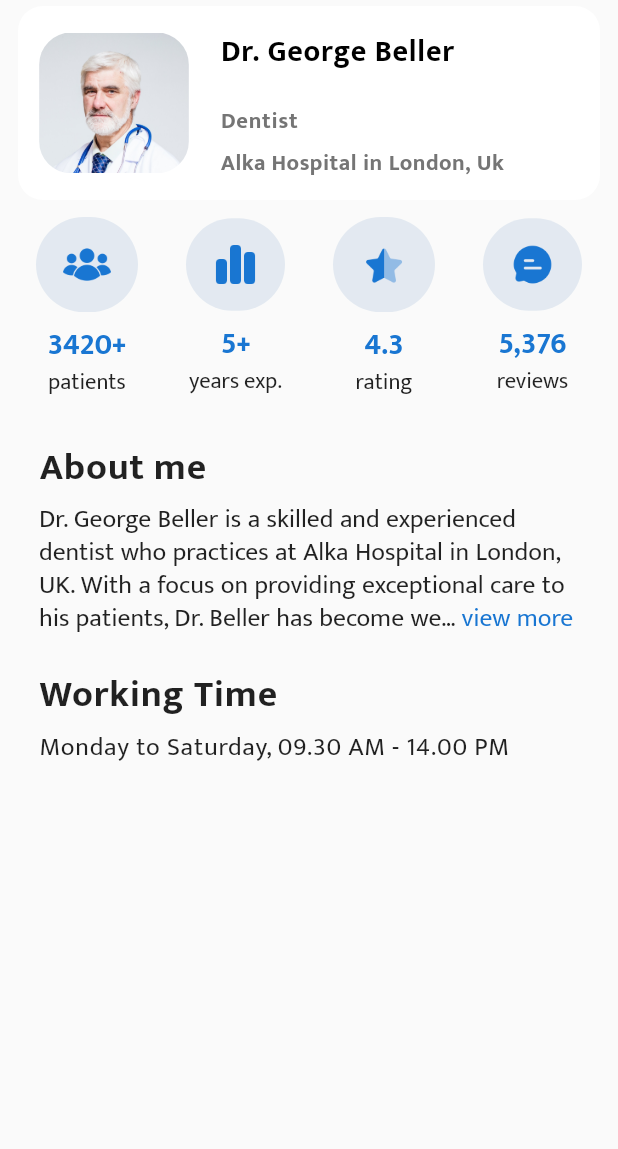
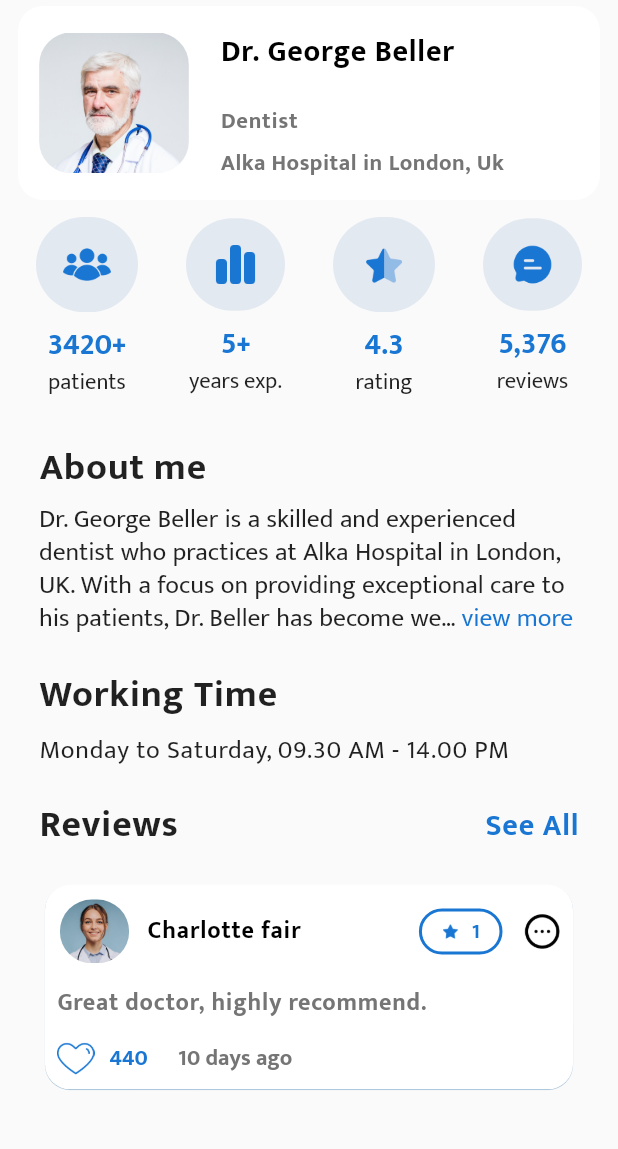
Before and after one commit to Saim22Ahmed/Medica-App, a Flutter app: the DoctorDetailsScreen screen opened directly with sample values from the repository, on a phone screen of 412 x 824 dp, the part 84-1233 px from its top. Run offline on Flutter 3.47's test engine with Material 2 defaults, Android fonts, the phone set to English and light mode, and no system bars; drawn by our look-alikes of readmore; our stand-ins replace dots_indicator, flutter_screenutil, font_awesome_flutter, get, google_fonts, icons_plus and 1 more.

Commit message:
Reviews done

```diff
--- /dev/null
+++ b/lib/controllers/doctors_controllers/reviews_controller.dart
@@ -0,0 +1,33 @@
+import 'dart:math';
+
+import 'package:get/get.dart';
+import 'package:get/get_state_manager/src/simple/get_controllers.dart';
+
+class ReviewController extends GetxController {
+  RxBool islike = false.obs;
+  Random random = Random();
+
+  void onTapLike() {
+    islike == true;
+  }
+
+  RandomReview() {
+    final review = Random().nextInt(5) + 1;
+    return review.toString();
+  }
+
+  RandomLikes() {
+    var min = 60;
+    var max = 1000;
+    final likes = min + Random().nextInt(max - min);
+    return likes.toString();
+  }
+
+  RandomReviewTime() {
+    var time = Random().nextInt(30);
+    if (time == 0) {
+      return 'Today';
+    }
+    return time.toString();
+  }
+}
--- a/lib/resources/pics.dart
+++ b/lib/resources/pics.dart
@@ -42,6 +42,7 @@ class MyPics {
   static AssetImage calender1 = AssetImage('assets/images/mycalender1.png');
   static AssetImage search = AssetImage('assets/images/search.png');
   static AssetImage indicator = AssetImage('assets/images/indicator.gif');
+  static AssetImage reviewstar = AssetImage('assets/images/reviewstar.png');
 }
 
 class Docpics {
--- /dev/null
+++ b/lib/screens.dart/DoctorDetails/doctor reviews/doctor_reviews.dart
@@ -0,0 +1,220 @@
+import 'package:flutter/material.dart';
+import 'package:flutter/src/widgets/framework.dart';
+import 'package:flutter/src/widgets/placeholder.dart';
+import 'package:flutter_screenutil/flutter_screenutil.dart';
+import 'package:get/get.dart';
+import 'package:get/get_core/src/get_main.dart';
+import 'package:medo_app/controllers/RandomValue_controller.dart';
+import 'package:medo_app/controllers/doctors_controllers/reviews_controller.dart';
+import 'package:medo_app/resources/colors.dart';
+import 'package:medo_app/resources/pics.dart';
+
+import '../../../models/DoctorModel.dart';
+
+class DocReviewScreen extends StatelessWidget {
+  DocReviewScreen({super.key, required this.doctor});
+
+  final Item doctor;
+  RandomController randomController = Get.put(RandomController());
+  ReviewController reviewController = Get.put(ReviewController());
+  @override
+  Widget build(BuildContext context) {
+    return Padding(
+      padding: const EdgeInsets.symmetric(
+        horizontal: 18.0,
+      ),
+      child: Column(
+        crossAxisAlignment: CrossAxisAlignment.start,
+        children: [
+          Row(
+            mainAxisAlignment: MainAxisAlignment.spaceBetween,
+            children: [
+              Text(
+                'Reviews',
+                style: TextStyle(
+                  fontSize: 25.sp,
+                  fontWeight: FontWeight.bold,
+                  letterSpacing: 0.5.w,
+                ),
+              ),
+              Text('See All',
+                  style: TextStyle(
+                    fontSize: 20.sp,
+                    fontWeight: FontWeight.bold,
+                    letterSpacing: 0.5.w,
+                    color: colors.Logobg,
+                  )),
+            ],
+          ),
+          SizedBox(
+            height: 5.h,
+          ),
+          Padding(
+            padding: const EdgeInsets.symmetric(vertical: 10),
+            child: Card(
+              elevation: 0.2,
+              shadowColor: Colors.blue,
+              shape: RoundedRectangleBorder(
+                borderRadius: BorderRadius.circular(18.r),
+              ),
+              color: Colors.white,
+              child: Container(
+                // height: 200.h,
+                width: double.infinity,
+                child: Stack(
+                  children: [
+                    Padding(
+                      padding: const EdgeInsets.all(8.0),
+                      child: Column(
+                        children: [
+                          ReviewHeader(),
+                          SizedBox(
+                            height: 12.h,
+                          ),
+                          Row(
+                            children: [
+                              Expanded(
+                                child: Text(
+                                  'Great doctor, highly recommend.',
+                                  style: TextStyle(
+                                    color: Colors.grey[600],
+                                    fontSize: 16.sp,
+                                    fontWeight: FontWeight.w600,
+                                    letterSpacing: 0.5.sp,
+                                  ),
+                                ),
+                              ),
+                            ],
+                          ),
+                          SizedBox(
+                            height: 12.h,
+                          ),
+                          LikeSection()
+                        ],
+                      ),
+                    ),
+                  ],
+                ),
+              ),
+            ),
+          )
+        ],
+      ),
+    );
+  }
+
+  Row ReviewHeader() {
+    return Row(
+      mainAxisAlignment: MainAxisAlignment.spaceBetween,
+      children: [
+        Row(
+          children: [
+            Transform.scale(
+              scale: 1.h,
+              child: ClipRRect(
+                borderRadius: BorderRadius.circular(55.r),
+                child: Image(
+                  image: Docpics.Pediatric,
+                  height: 50.h,
+                  width: 50.w,
+                  fit: BoxFit.cover,
+                ),
+              ),
+            ),
+            Padding(
+              padding: const EdgeInsets.symmetric(horizontal: 10.0),
+              child: Text(
+                'Charlotte fair',
+                style: TextStyle(
+                  color: Colors.black,
+                  fontSize: 16.sp,
+                  fontWeight: FontWeight.w600,
+                  letterSpacing: 0.6.sp,
+                ),
+              ),
+            ),
+          ],
+        ),
+        Row(
+          children: [
+            ReviewTag(),
+            SizedBox(
+              width: 14.w,
+            ),
+            InkWell(
+              onTap: () {},
+              child: Image(
+                image: MyPics.morebw,
+                fit: BoxFit.cover,
+                height: 25.h,
+                width: 25.w,
+              ),
+            ),
+          ],
+        )
+      ],
+    );
+  }
+
+  Row LikeSection() {
+    return Row(
+      children: [
+        Image(
+          image: MyPics.ufblueheart,
+          fit: BoxFit.cover,
+          height: 25.h,
+          width: 25.w,
+        ),
+        SizedBox(
+          width: 10.w,
+        ),
+        Text(
+          reviewController.RandomLikes(),
+          style: TextStyle(
+              fontSize: 15.sp,
+              fontWeight: FontWeight.bold,
+              color: colors.Logobg),
+        ),
+        SizedBox(
+          width: 20.w,
+        ),
+        Text(
+          reviewController.RandomReviewTime() + ' days ago',
+          style: TextStyle(
+            fontSize: 15.sp,
+            fontWeight: FontWeight.bold,
+            color: Colors.grey[600],
+          ),
+        ),
+      ],
+    );
+  }
+
+  Container ReviewTag() {
+    return Container(
+        padding: EdgeInsets.symmetric(horizontal: 13.w, vertical: 2.h),
+        // width: 60.w,
+        // height: 60.h,
+        decoration: BoxDecoration(
+          border: Border.all(color: colors.Logobg, width: 2.w),
+          borderRadius: BorderRadius.circular(25.r),
+        ),
+        child: Row(
+          children: [
+            Image(
+              image: MyPics.reviewstar,
+              width: 12.w,
+              height: 12.h,
+            ),
+            SizedBox(
+              width: 8.w,
+            ),
+            Text(
+              reviewController.RandomReview(),
+              style:
+                  TextStyle(color: colors.Logobg, fontWeight: FontWeight.w600),
+            ),
+          ],
+        ));
+  }
+}
--- a/lib/screens.dart/DoctorDetails/doctor_details.dart
+++ b/lib/screens.dart/DoctorDetails/doctor_details.dart
@@ -15,6 +15,7 @@ import 'package:readmore/readmore.dart';
 import '../../models/DoctorModel.dart';
 import '../../resources/pics.dart';
 import 'Stats_bar.dart';
+import 'doctor reviews/doctor_reviews.dart';
 import 'doctor_about.dart';
 import 'doctor_card.dart';
 
@@ -47,6 +48,7 @@ class DoctorDetailsScreen extends StatelessWidget {
                   StatsBar(doctor: doctor),
                   DoctorAbout(doctor: doctor),
                   WorkingTime(),
+                  DocReviewScreen(doctor: doctor),
                 ],
               ),
             ),
@@ -56,7 +58,7 @@ class DoctorDetailsScreen extends StatelessWidget {
 
   Padding WorkingTime() {
     return Padding(
-      padding: EdgeInsets.only(left: 18, bottom: 18),
+      padding: EdgeInsets.only(left: 18, bottom: 15),
       child: Column(
         crossAxisAlignment: CrossAxisAlignment.start,
         children: [
@@ -67,6 +69,9 @@ class DoctorDetailsScreen extends StatelessWidget {
               fontWeight: FontWeight.bold,
               letterSpacing: 0.5.w,
             ),
+          ),
+          SizedBox(
+            height: 2.h,
           ),
           Text(
             randomController.DoctorTimings(),
```
Also changed, not shown: assets/images/reviewstar.png (added).
